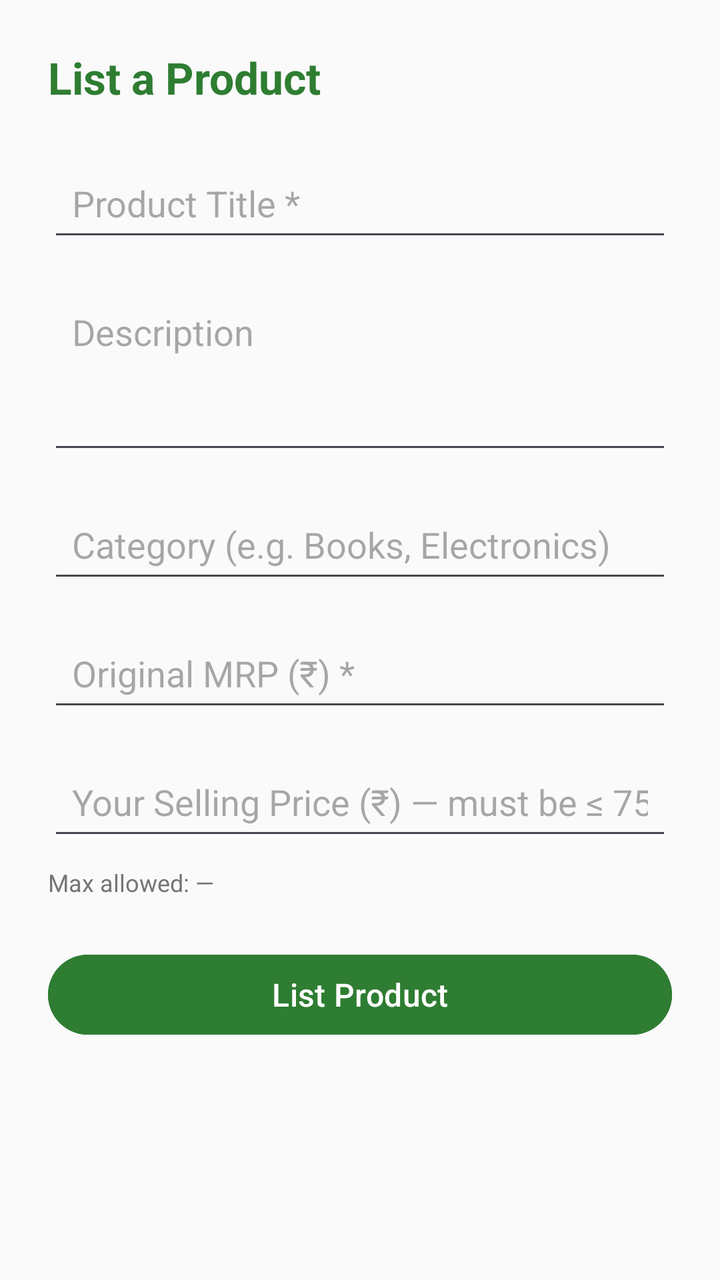
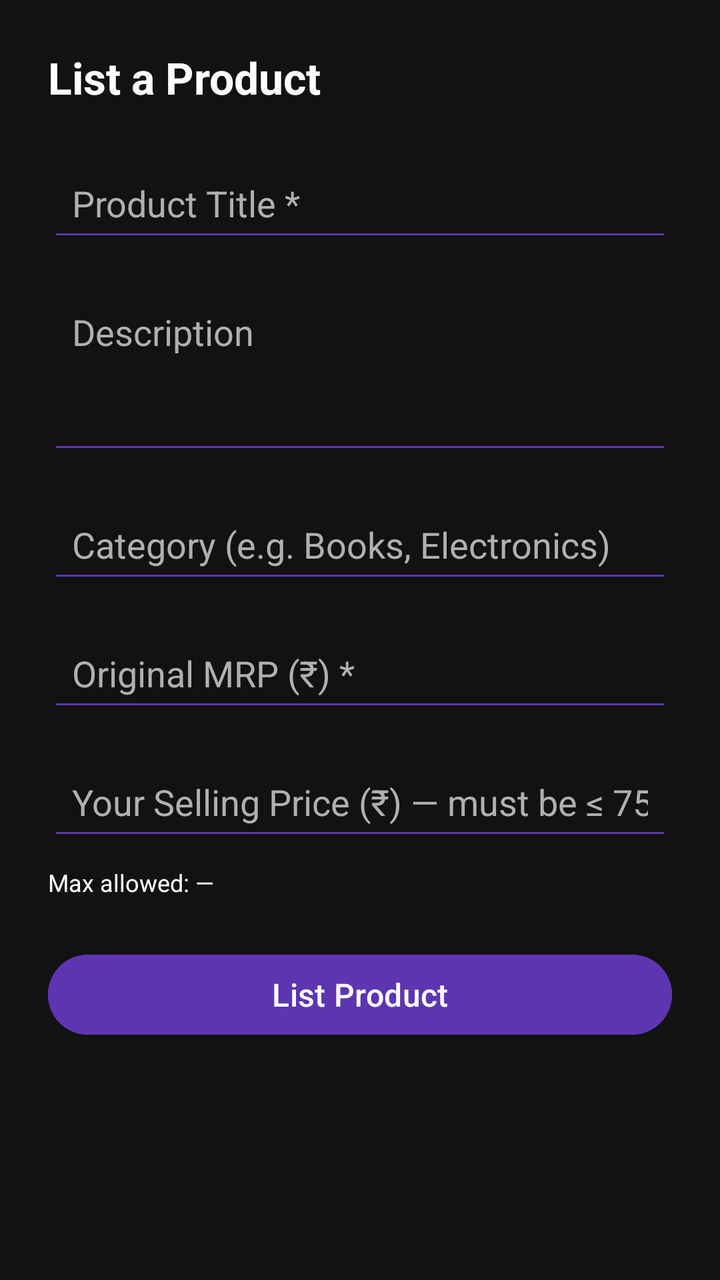

Screens rendered from an Android XML layout before and after an edit, with the pre-edit source and the edit as a unified diff.
<!-- AndroidManifest.xml: application theme Theme.CampusCycle -->
<!-- res/layout/activity_add_product.xml -->
<?xml version="1.0" encoding="utf-8"?>
<ScrollView xmlns:android="http://schemas.android.com/apk/res/android"
    android:layout_width="match_parent"
    android:layout_height="match_parent"
    android:background="#FAFAFA">

    <LinearLayout
        android:layout_width="match_parent"
        android:layout_height="wrap_content"
        android:orientation="vertical"
        android:padding="24dp">

        <TextView
            android:layout_width="wrap_content"
            android:layout_height="wrap_content"
            android:text="List a Product"
            android:textSize="22sp"
            android:textStyle="bold"
            android:textColor="#2E7D32"
            android:layout_marginBottom="24dp"/>

        <EditText
            android:id="@+id/etTitle"
            android:layout_width="match_parent"
            android:layout_height="wrap_content"
            android:hint="Product Title *"
            android:inputType="textCapSentences"
            android:layout_marginBottom="16dp"
            android:padding="12dp"/>

        <EditText
            android:id="@+id/etDescription"
            android:layout_width="match_parent"
            android:layout_height="wrap_content"
            android:hint="Description"
            android:inputType="textMultiLine"
            android:minLines="3"
            android:gravity="top"
            android:layout_marginBottom="16dp"
            android:padding="12dp"/>

        <EditText
            android:id="@+id/etCategory"
            android:layout_width="match_parent"
            android:layout_height="wrap_content"
            android:hint="Category (e.g. Books, Electronics)"
            android:inputType="textCapWords"
            android:layout_marginBottom="16dp"
            android:padding="12dp"/>

        <EditText
            android:id="@+id/etMrp"
            android:layout_width="match_parent"
            android:layout_height="wrap_content"
            android:hint="Original MRP (₹) *"
            android:inputType="numberDecimal"
            android:layout_marginBottom="16dp"
            android:padding="12dp"/>

        <EditText
            android:id="@+id/etPrice"
            android:layout_width="match_parent"
            android:layout_height="wrap_content"
            android:hint="Your Selling Price (₹) — must be ≤ 75% of MRP *"
            android:inputType="numberDecimal"
            android:layout_marginBottom="8dp"
            android:padding="12dp"/>

        <TextView
            android:id="@+id/tvPriceHint"
            android:layout_width="wrap_content"
            android:layout_height="wrap_content"
            android:text="Max allowed: —"
            android:textColor="#757575"
            android:textSize="12sp"
            android:layout_marginBottom="24dp"/>

        <Button
            android:id="@+id/btnSubmit"
            android:layout_width="match_parent"
            android:layout_height="wrap_content"
            android:text="List Product"
            android:backgroundTint="#2E7D32"
            android:textColor="#FFFFFF"
            android:textSize="16sp"/>

        <TextView
            android:id="@+id/tvError"
            android:layout_width="wrap_content"
            android:layout_height="wrap_content"
            android:textColor="#C62828"
            android:textSize="13sp"
            android:layout_marginTop="12dp"
            android:visibility="gone"/>

    </LinearLayout>
</ScrollView>
<!-- resources referenced by this layout -->
<resources>
  <style name="Theme.CampusCycle" parent="Base.Theme.CampusCycle" />
  <style name="Base.Theme.CampusCycle" parent="Theme.Material3.DayNight.NoActionBar">
          
          
      </style>
</resources>

<!-- the commit's change to res/layout/activity_add_product.xml (unified diff, before → after) -->
@@ -2,7 +2,7 @@
 <ScrollView xmlns:android="http://schemas.android.com/apk/res/android"
     android:layout_width="match_parent"
     android:layout_height="match_parent"
-    android:background="#FAFAFA">
+    android:background="@color/background">
 
     <LinearLayout
         android:layout_width="match_parent"
@@ -16,7 +16,7 @@
             android:text="List a Product"
             android:textSize="22sp"
             android:textStyle="bold"
-            android:textColor="#2E7D32"
+            android:textColor="@color/textPrimary"
             android:layout_marginBottom="24dp"/>
 
         <EditText
@@ -26,7 +26,10 @@
             android:hint="Product Title *"
             android:inputType="textCapSentences"
             android:layout_marginBottom="16dp"
-            android:padding="12dp"/>
+            android:padding="12dp"
+            android:textColor="@color/textPrimary"
+            android:textColorHint="@color/textSecondary"
+            android:backgroundTint="@color/primary"/>
 
         <EditText
             android:id="@+id/etDescription"
@@ -37,7 +40,10 @@
             android:minLines="3"
             android:gravity="top"
             android:layout_marginBottom="16dp"
-            android:padding="12dp"/>
+            android:padding="12dp"
+            android:textColor="@color/textPrimary"
+            android:textColorHint="@color/textSecondary"
+            android:backgroundTint="@color/primary"/>
 
         <EditText
             android:id="@+id/etCategory"
@@ -46,7 +52,10 @@
             android:hint="Category (e.g. Books, Electronics)"
             android:inputType="textCapWords"
             android:layout_marginBottom="16dp"
-            android:padding="12dp"/>
+            android:padding="12dp"
+            android:textColor="@color/textPrimary"
+            android:textColorHint="@color/textSecondary"
+            android:backgroundTint="@color/primary"/>
 
         <EditText
             android:id="@+id/etMrp"
@@ -55,7 +64,10 @@
             android:hint="Original MRP (₹) *"
             android:inputType="numberDecimal"
             android:layout_marginBottom="16dp"
-            android:padding="12dp"/>
+            android:padding="12dp"
+            android:textColor="@color/textPrimary"
+            android:textColorHint="@color/textSecondary"
+            android:backgroundTint="@color/primary"/>
 
         <EditText
             android:id="@+id/etPrice"
@@ -64,14 +76,17 @@
             android:hint="Your Selling Price (₹) — must be ≤ 75% of MRP *"
             android:inputType="numberDecimal"
             android:layout_marginBottom="8dp"
-            android:padding="12dp"/>
+            android:padding="12dp"
+            android:textColor="@color/textPrimary"
+            android:textColorHint="@color/textSecondary"
+            android:backgroundTint="@color/primary"/>
 
         <TextView
             android:id="@+id/tvPriceHint"
             android:layout_width="wrap_content"
             android:layout_height="wrap_content"
             android:text="Max allowed: —"
-            android:textColor="#757575"
+            android:textColor="@color/textPrimary"
             android:textSize="12sp"
             android:layout_marginBottom="24dp"/>
 
@@ -80,15 +95,15 @@
             android:layout_width="match_parent"
             android:layout_height="wrap_content"
             android:text="List Product"
-            android:backgroundTint="#2E7D32"
-            android:textColor="#FFFFFF"
+            android:backgroundTint="@color/primary"
+            android:textColor="@color/white"
             android:textSize="16sp"/>
 
         <TextView
             android:id="@+id/tvError"
             android:layout_width="wrap_content"
             android:layout_height="wrap_content"
-            android:textColor="#C62828"
+            android:textColor="@color/textPrimary"
             android:textSize="13sp"
             android:layout_marginTop="12dp"
             android:visibility="gone"/>
<!-- resource entries referenced after the edit -->
@@ -1,9 +1,16 @@
 <!-- resources referenced by this layout -->
 <resources>
-  <style name="Theme.CampusCycle" parent="Base.Theme.CampusCycle" />
-  <style name="Base.Theme.CampusCycle" parent="Theme.Material3.DayNight.NoActionBar">
-          
-          
+  <color name="background">#121212</color>
+  <color name="primary">#5E35B1</color>
+  <color name="textPrimary">#FFFFFF</color>
+  <color name="textSecondary">#B0B0B0</color>
+  <color name="white">#FFFFFFFF</color>
+  <style name="Theme.CampusCycle" parent="Theme.Material3.Dark.NoActionBar">
+          <item name="colorPrimary">@color/primary</item>
+          <item name="colorPrimaryVariant">@color/primaryDark</item>
+          <item name="colorSecondary">@color/accent</item>
       </style>
+  <color name="primaryDark">#4527A0</color>
+  <color name="accent">#42A5F5</color>
 </resources>
 
